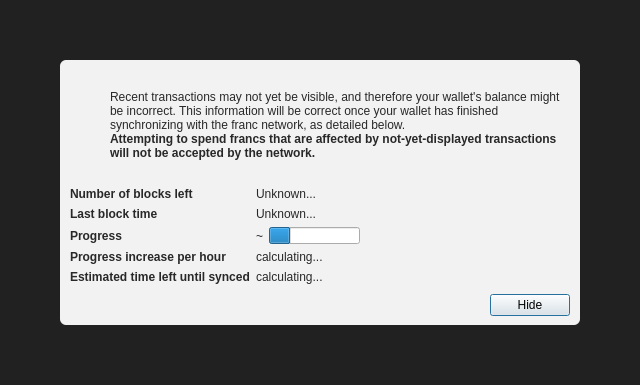
Old version of the form franccore/src/qt/forms/modaloverlay.ui in the repository NicolasChoukroun/Franc.
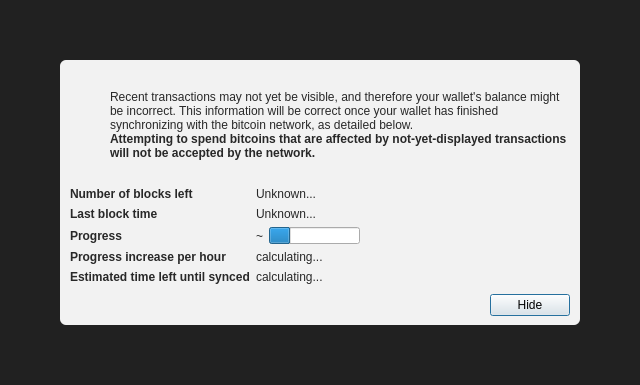
New version of the form. Icons and pictures are not drawn. Custom widgets are drawn as their Qt base class.

Commit message: Merge with 0.19 Bitcoin core

Patch:
```diff
--- a/franccore/src/qt/forms/modaloverlay.ui
+++ b/franccore/src/qt/forms/modaloverlay.ui
@@ -130,7 +130,7 @@
              <item>
               <widget class="QLabel" name="infoText">
                <property name="text">
-                <string>Recent transactions may not yet be visible, and therefore your wallet's balance might be incorrect. This information will be correct once your wallet has finished synchronizing with the franc network, as detailed below.</string>
+                <string>Recent transactions may not yet be visible, and therefore your wallet's balance might be incorrect. This information will be correct once your wallet has finished synchronizing with the bitcoin network, as detailed below.</string>
                </property>
                <property name="textFormat">
                 <enum>Qt::RichText</enum>
@@ -149,7 +149,7 @@
                 </font>
                </property>
                <property name="text">
-                <string>Attempting to spend francs that are affected by not-yet-displayed transactions will not be accepted by the network.</string>
+                <string>Attempting to spend bitcoins that are affected by not-yet-displayed transactions will not be accepted by the network.</string>
                </property>
                <property name="textFormat">
                 <enum>Qt::RichText</enum>
```
The commit also changes 1410 other files.
